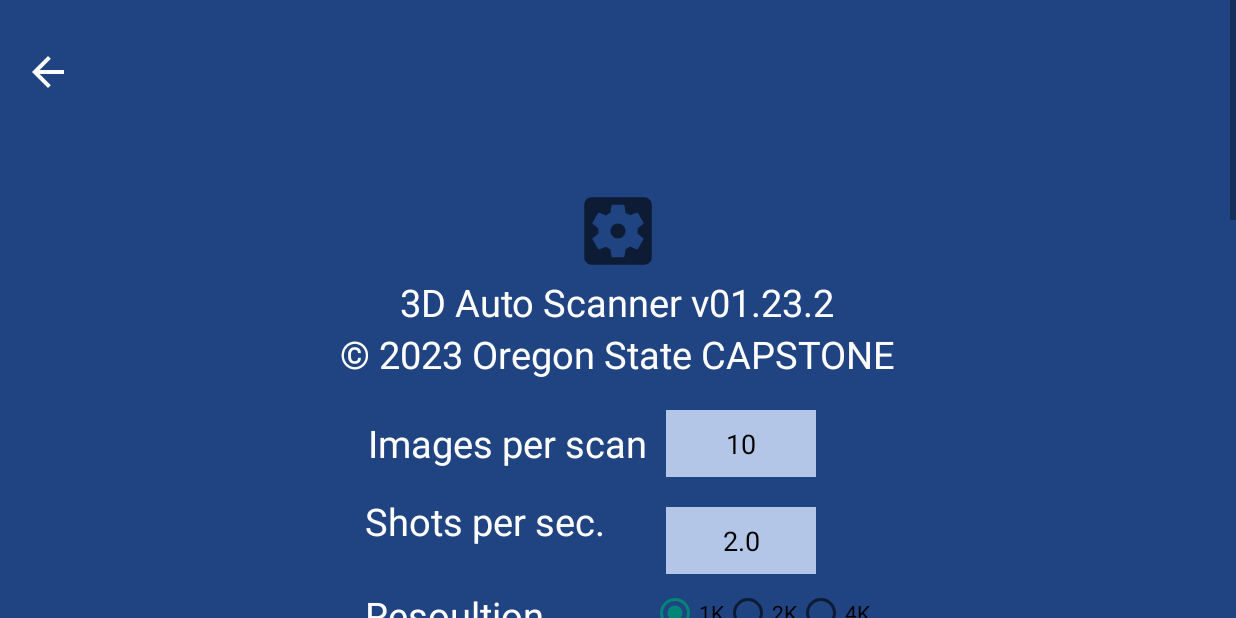
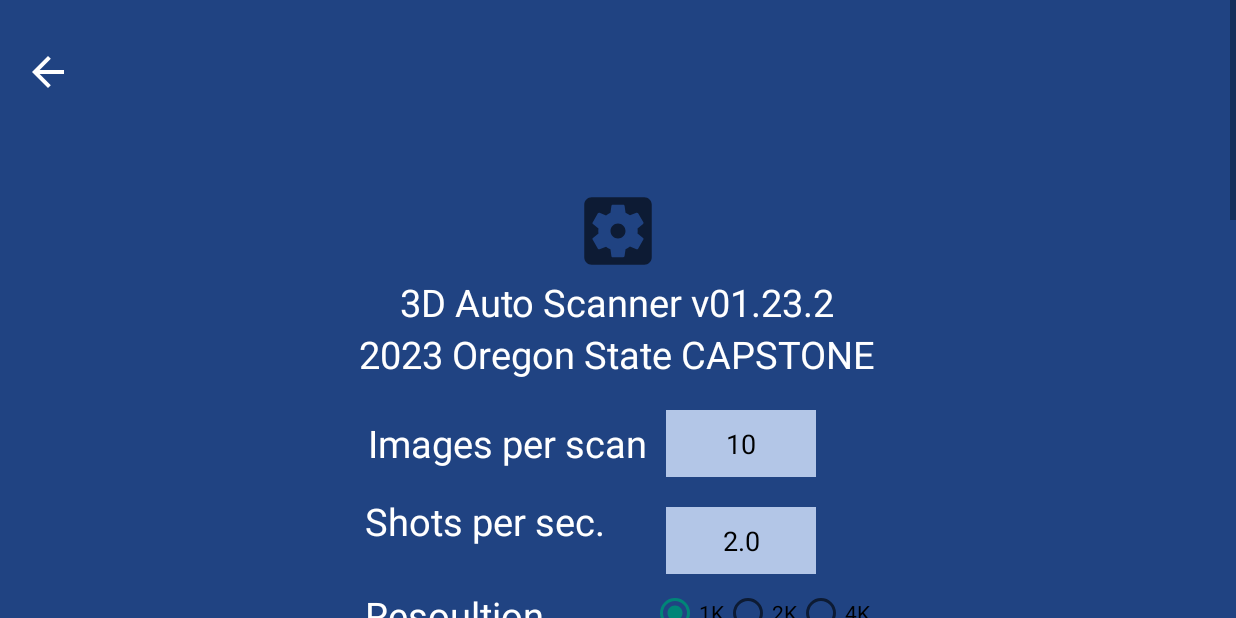
Before and after one commit to axelwp/applications.iot.augmented-reality.intelligent-augmentation.dynamic-camera-capture, an Android app: the SettingsFragment screen opened through its navigation route, on a phone screen of 824 x 412 dp (held sideways). Run offline under Robolectric (Android 15) with nearby library versions, the phone set to English and light mode, and no system bars; libraries missing offline, so code that uses them is left out: dji.sdk.sdkmanager, org.pytorch; plain views replace ElegantNumberButton; 5 statements that could not run were skipped.

Commit message:
Update fragment_settings.xml

```diff
--- a/app/src/main/res/layout/fragment_settings.xml
+++ b/app/src/main/res/layout/fragment_settings.xml
@@ -46,7 +46,7 @@
     <TextView
         android:layout_width="wrap_content"
         android:layout_height="wrap_content"
-        android:text="© 2023 Oregon State CAPSTONE"
+        android:text="2023 Oregon State CAPSTONE"
         android:textSize="@dimen/settings_text_size"
         android:textColor="@color/colorWhite"
         android:textStyle="normal"
```
